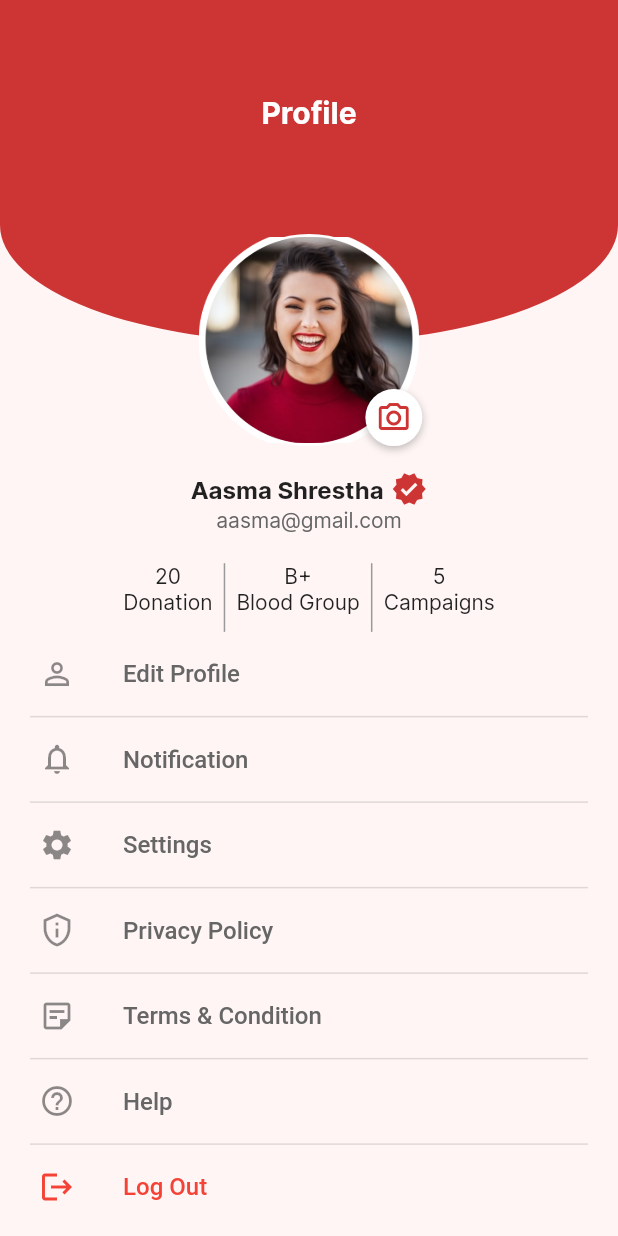
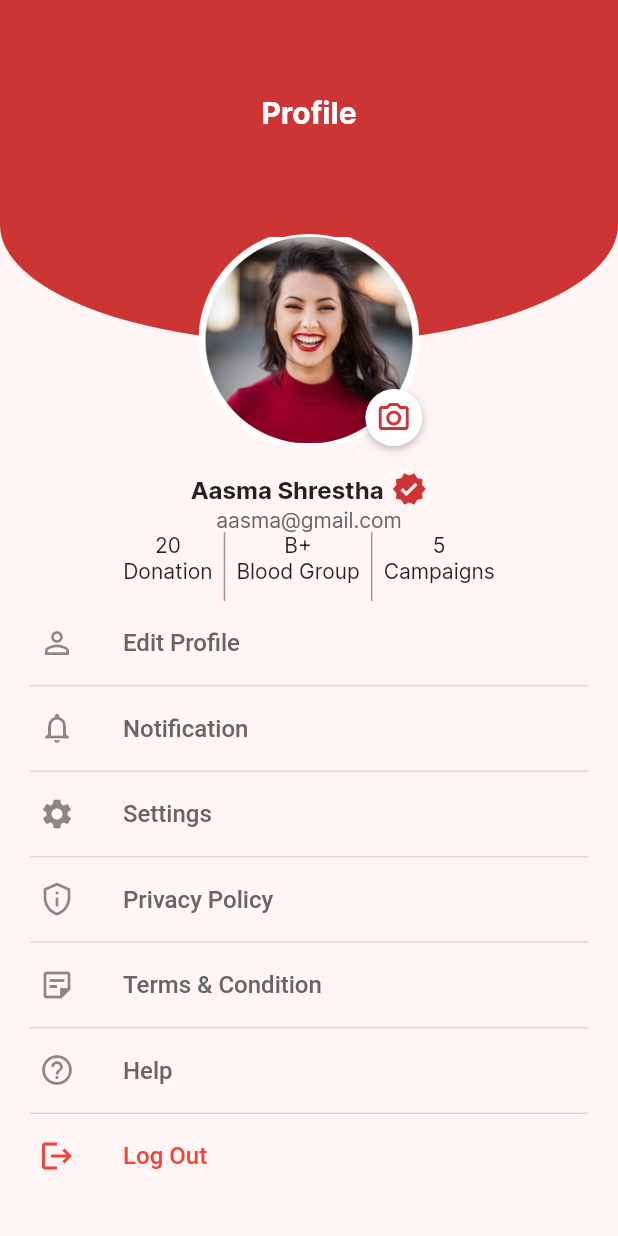
Before and after one commit to Jigarchovatiya/blood_donation_app, a Flutter app: the ProfileScreen screen opened by its route, on a phone screen of 412 x 824 dp. Run offline on Flutter 3.47's test engine with Material 2 defaults, Android fonts, the phone set to English and light mode, and no system bars; our stand-ins replace cloud_firestore, firebase_auth, firebase_core, firebase_storage, flutter_svg, google_sign_in and 4 more; accounts and stored records are empty.

Commit message:
26-06-2023

```diff
--- a/lib/view/bottom_bar/profile/profile_screen.dart
+++ b/lib/view/bottom_bar/profile/profile_screen.dart
@@ -297,7 +297,6 @@ class _ProfileScreenState extends State<ProfileScreen> {
                 "aasma@gmail.com",
                 style: TextStyle(color: AppColors.textColor),
               ),
-              SizedBox(height: height(context) / 40),
               SizedBox(
                 height: height(context) / 18,
                 child: const Row(
```
